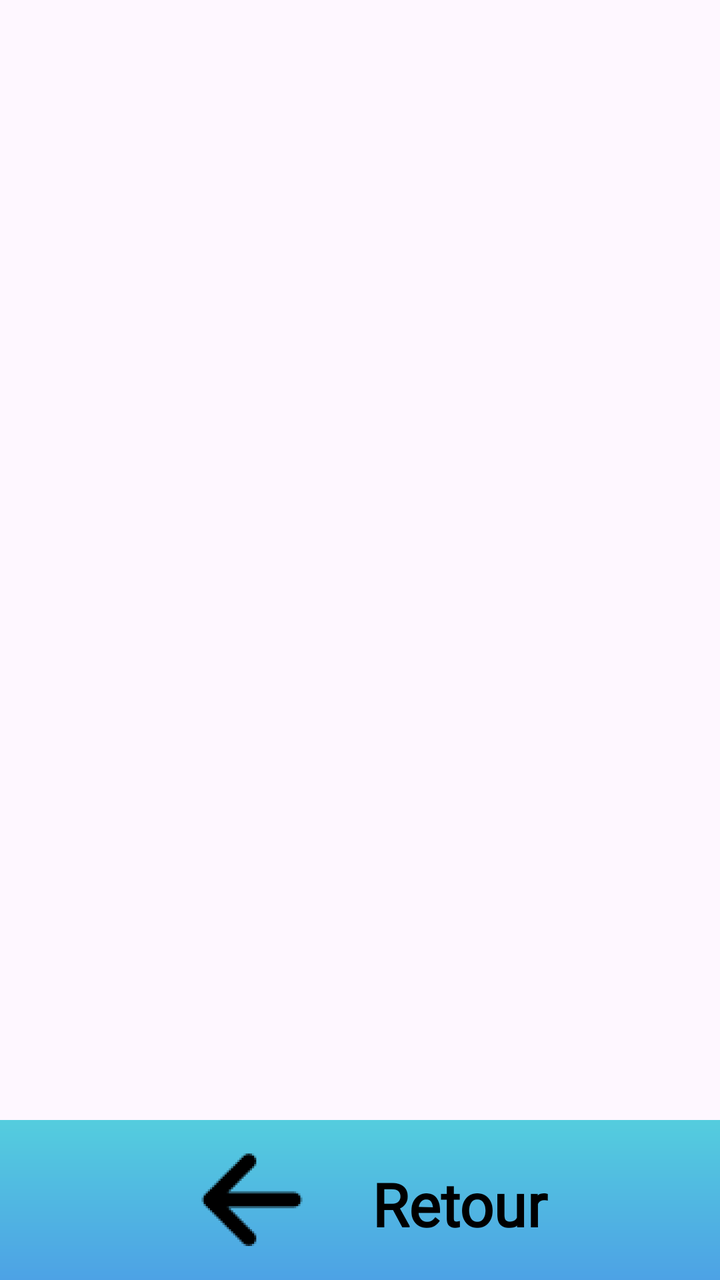
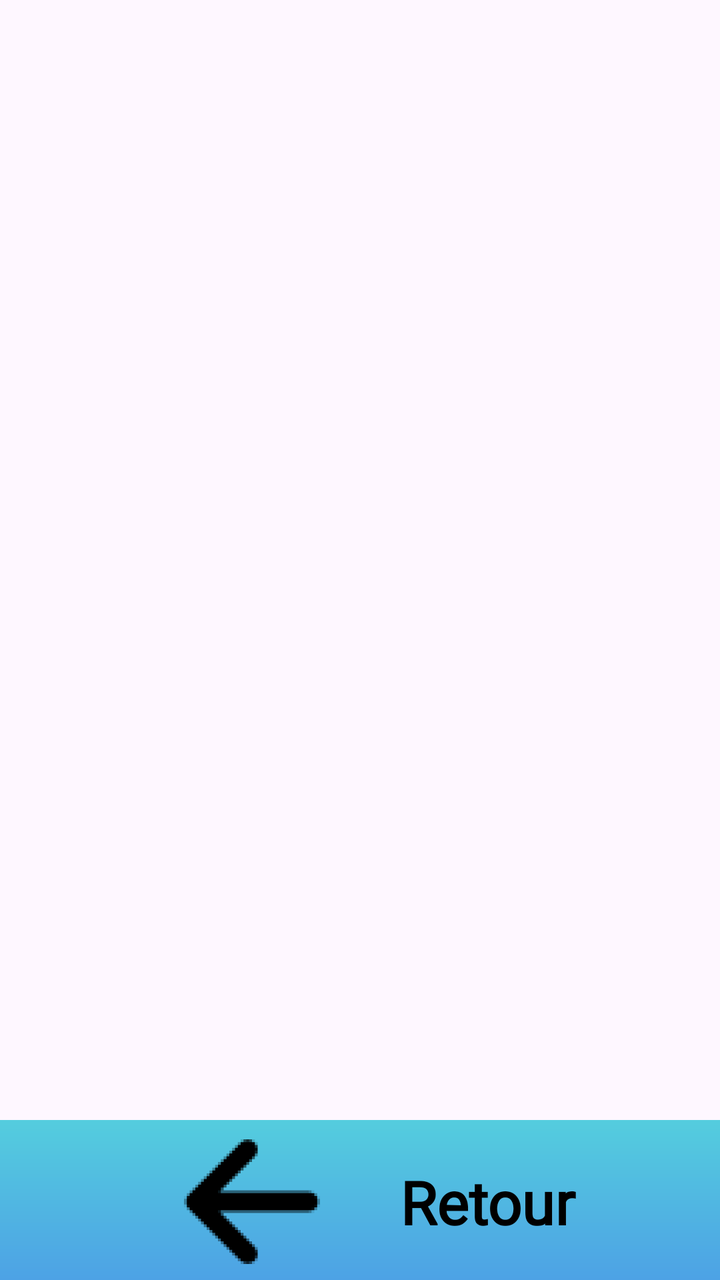

The first picture is an Android layout as it rendered before a commit; the second is the same layout after the commit. The layout source and the unified diff follow.
<!-- AndroidManifest.xml: application theme Theme.NewAgapiVERSION311CLEAN -->
<!-- res/layout/footerauthentification.xml -->
<?xml version="1.0" encoding="utf-8"?>
<androidx.constraintlayout.widget.ConstraintLayout xmlns:android="http://schemas.android.com/apk/res/android"
    xmlns:tools="http://schemas.android.com/tools"
    android:layout_width="match_parent"
    android:layout_height="match_parent"
    xmlns:app="http://schemas.android.com/apk/res-auto">

    <View
        android:id="@+id/zonefooter"
        android:layout_width="match_parent"
        android:layout_height="80dp"
        android:background="@drawable/couleur_gradient"
        app:layout_constraintBottom_toBottomOf="parent"
        >
    </View>

    <Button
        android:id="@+id/buttonRetourn"
        android:layout_width="match_parent"
        android:layout_height="0dp"
        android:backgroundTint="#00FFFFFF"
        android:contentDescription="@string/retour"
        app:layout_constraintBottom_toBottomOf="@id/zonefooter"
        app:layout_constraintEnd_toEndOf="parent"
        app:layout_constraintStart_toStartOf="parent"
        app:layout_constraintTop_toTopOf="@id/zonefooter"
        tools:ignore="DuplicateSpeakableTextCheck"></Button>

    <LinearLayout
        android:layout_width="310dp"
        android:layout_height="0dp"
        android:gravity="center"
        app:layout_constraintBottom_toBottomOf="@id/zonefooter"
        app:layout_constraintEnd_toEndOf="@+id/zonefooter"
        app:layout_constraintStart_toStartOf="@+id/zonefooter"
        app:layout_constraintTop_toTopOf="@id/zonefooter">


        <ImageView
            android:id="@+id/imageViewRetourn"
            android:layout_width="80dp"
            android:layout_height="match_parent"
            android:layout_marginEnd="20dp"
            app:layout_constraintBottom_toBottomOf="parent"
            app:layout_constraintStart_toStartOf="parent"
            app:layout_constraintTop_toTopOf="@+id/zonefooter"
            app:srcCompat="@mipmap/icon_retourn"

            tools:ignore="ContentDescription" />

        <TextView
            android:id="@+id/textView4"
            android:layout_width="wrap_content"
            android:layout_height="wrap_content"
            android:layout_marginTop="2dp"
            android:fontFamily="@font/poppins"
            android:text="@string/retour"
            android:textColor="@color/text_svg_main_color"
            android:textSize="30sp"
            android:textStyle="bold" />

    </LinearLayout>



</androidx.constraintlayout.widget.ConstraintLayout>
<!-- resources referenced by this layout -->
<resources>
  <color name="text_svg_main_color">#FF000000</color>
  <!-- drawable couleur_gradient (drawable) -->
  <?xml version="1.0" encoding="utf-8"?>
  <layer-list xmlns:android="http://schemas.android.com/apk/res/android">
      <item>
          <shape android:shape="rectangle">
              <gradient
                  android:angle="270"
                  android:startColor="#54CDDE"
                  android:endColor="#4DA2E5"
                  android:type="linear"/>
          </shape>
      </item>
  </layer-list>
  <!-- mipmap icon_retourn: webp bitmap (mipmap-hdpi, 1138 bytes) -->
  <string name="retour">Retour</string>
  <style name="Theme.NewAgapiVERSION311CLEAN" parent="Base.Theme.NewAgapiVERSION311CLEAN" />
  <style name="Base.Theme.NewAgapiVERSION311CLEAN" parent="Theme.Material3.DayNight.NoActionBar">
          
          
        
      </style>
</resources>

<!-- the commit's change to res/layout/footerauthentification.xml (unified diff, before → after) -->
@@ -1,18 +1,17 @@
 <?xml version="1.0" encoding="utf-8"?>
-<androidx.constraintlayout.widget.ConstraintLayout xmlns:android="http://schemas.android.com/apk/res/android"
+<androidx.constraintlayout.widget.ConstraintLayout
+    xmlns:android="http://schemas.android.com/apk/res/android"
+    xmlns:app="http://schemas.android.com/apk/res-auto"
     xmlns:tools="http://schemas.android.com/tools"
     android:layout_width="match_parent"
-    android:layout_height="match_parent"
-    xmlns:app="http://schemas.android.com/apk/res-auto">
+    android:layout_height="match_parent">
 
     <View
         android:id="@+id/zonefooter"
         android:layout_width="match_parent"
         android:layout_height="80dp"
         android:background="@drawable/couleur_gradient"
-        app:layout_constraintBottom_toBottomOf="parent"
-        >
-    </View>
+        app:layout_constraintBottom_toBottomOf="parent" />
 
     <Button
         android:id="@+id/buttonRetourn"
@@ -24,43 +23,25 @@
         app:layout_constraintEnd_toEndOf="parent"
         app:layout_constraintStart_toStartOf="parent"
         app:layout_constraintTop_toTopOf="@id/zonefooter"
-        tools:ignore="DuplicateSpeakableTextCheck"></Button>
+        tools:ignore="DuplicateSpeakableTextCheck" />
 
-    <LinearLayout
-        android:layout_width="310dp"
-        android:layout_height="0dp"
-        android:gravity="center"
+    <TextView
+        android:id="@+id/textViewRetour"
+        android:layout_width="wrap_content"
+        android:layout_height="wrap_content"
+        android:layout_marginTop="2dp"
+        android:fontFamily="@font/poppins"
+        android:text="@string/retour"
+        android:textColor="@color/text_svg_main_color"
+        android:textSize="30sp"
+        android:textStyle="bold"
+        app:drawableStartCompat="@mipmap/icon_retourn"
+        android:drawablePadding="20dp"
+        android:gravity="center_vertical"
         app:layout_constraintBottom_toBottomOf="@id/zonefooter"
-        app:layout_constraintEnd_toEndOf="@+id/zonefooter"
-        app:layout_constraintStart_toStartOf="@+id/zonefooter"
-        app:layout_constraintTop_toTopOf="@id/zonefooter">
-
-
-        <ImageView
-            android:id="@+id/imageViewRetourn"
-            android:layout_width="80dp"
-            android:layout_height="match_parent"
-            android:layout_marginEnd="20dp"
-            app:layout_constraintBottom_toBottomOf="parent"
-            app:layout_constraintStart_toStartOf="parent"
-            app:layout_constraintTop_toTopOf="@+id/zonefooter"
-            app:srcCompat="@mipmap/icon_retourn"
-
-            tools:ignore="ContentDescription" />
-
-        <TextView
-            android:id="@+id/textView4"
-            android:layout_width="wrap_content"
-            android:layout_height="wrap_content"
-            android:layout_marginTop="2dp"
-            android:fontFamily="@font/poppins"
-            android:text="@string/retour"
-            android:textColor="@color/text_svg_main_color"
-            android:textSize="30sp"
-            android:textStyle="bold" />
-
-    </LinearLayout>
-
-
+        app:layout_constraintStart_toStartOf="@id/zonefooter"
+        app:layout_constraintEnd_toEndOf="@id/zonefooter"
+        app:layout_constraintTop_toTopOf="@id/zonefooter"
+        tools:ignore="ContentDescription" />
 
 </androidx.constraintlayout.widget.ConstraintLayout>
